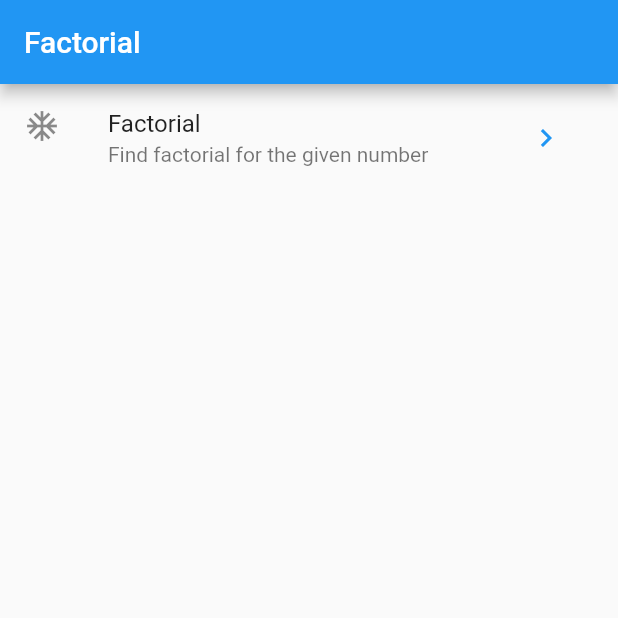
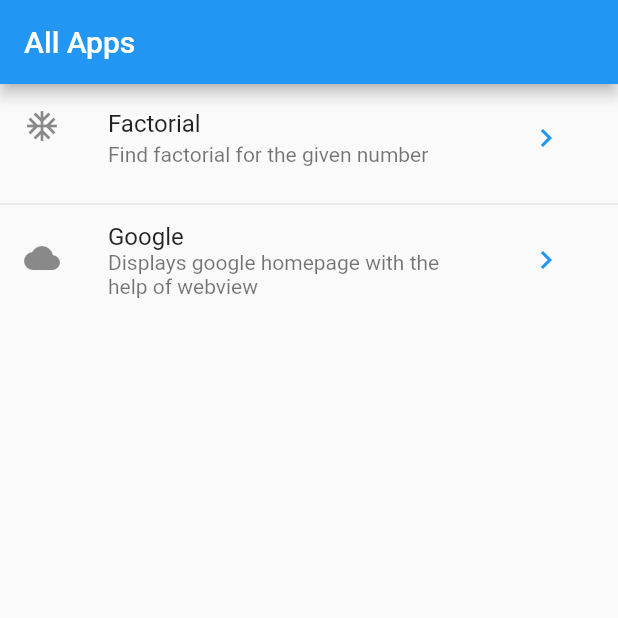
Before and after one commit to Shahrukh912/flutter_apps, a Flutter app: the screen it shows after launch, on a phone screen of 412 x 824 dp, the top half of it. Run offline on Flutter 3.47's test engine with Material 2 defaults, Android fonts, the phone set to English and light mode, and no system bars; our stand-ins replace webview_flutter.

Commit message:
Added webview and changed the listview.buider to separated

```diff
--- a/lib/main.dart
+++ b/lib/main.dart
@@ -1,9 +1,12 @@
 import 'package:flutter/material.dart';
+import 'package:flutter_apps/Screens/GoogleWebpage/GoogleWebpage.dart';
 
 import 'Screens/Factorial/Factorial.dart';
 
 void main() {
   runApp(MaterialApp(
+    title: "Flutter Apps",
+    debugShowCheckedModeBanner: false,
     home: MyApp(),
   ));
 }
@@ -21,17 +24,16 @@ class _MyAppState extends State<MyApp> {
 
   @override
   Widget build(BuildContext context) {
+    //this list holds all the screen you want to show on main page
     List<ScreensHolder> items = <ScreensHolder>[];
     items.add(ScreensHolder(Icon(Icons.ac_unit),"Factorial", "Find factorial for the given number", Factorial()));
+    items.add(ScreensHolder(Icon(Icons.cloud), "Google", "Displays google homepage with the help of webview", GoogleWebpage()));
 
     // TODO: implement build
     return Scaffold(
-        appBar: AppBar(title: const Text('Factorial')),
-        body: ListView.builder(
+        appBar: AppBar(title: const Text('All Apps')),
+        body: ListView.separated(
           itemCount: items.length,
-          prototypeItem: ListTile(
-            title: Text("hi not sure what is this"),
-          ),
           itemBuilder: (context, index) {
             return ListTile(
               leading: items[index].icon,
@@ -49,7 +51,7 @@ class _MyAppState extends State<MyApp> {
               )
 
             );
-          },
+          }, separatorBuilder: (BuildContext context, int index) => const Divider(),
         )
     );
   }
--- a/pubspec.yaml
+++ b/pubspec.yaml
@@ -35,6 +35,7 @@ dependencies:
   # The following adds the Cupertino Icons font to your application.
   # Use with the CupertinoIcons class for iOS style icons.
   cupertino_icons: ^1.0.2
+  webview_flutter: ^4.0.2
 
 dev_dependencies:
   flutter_test:
```
Also changed, not shown: lib/Screens/GoogleWebpage/GoogleWebpage.dart (added, +39 -0 lines), pubspec.lock, 1 other file.
